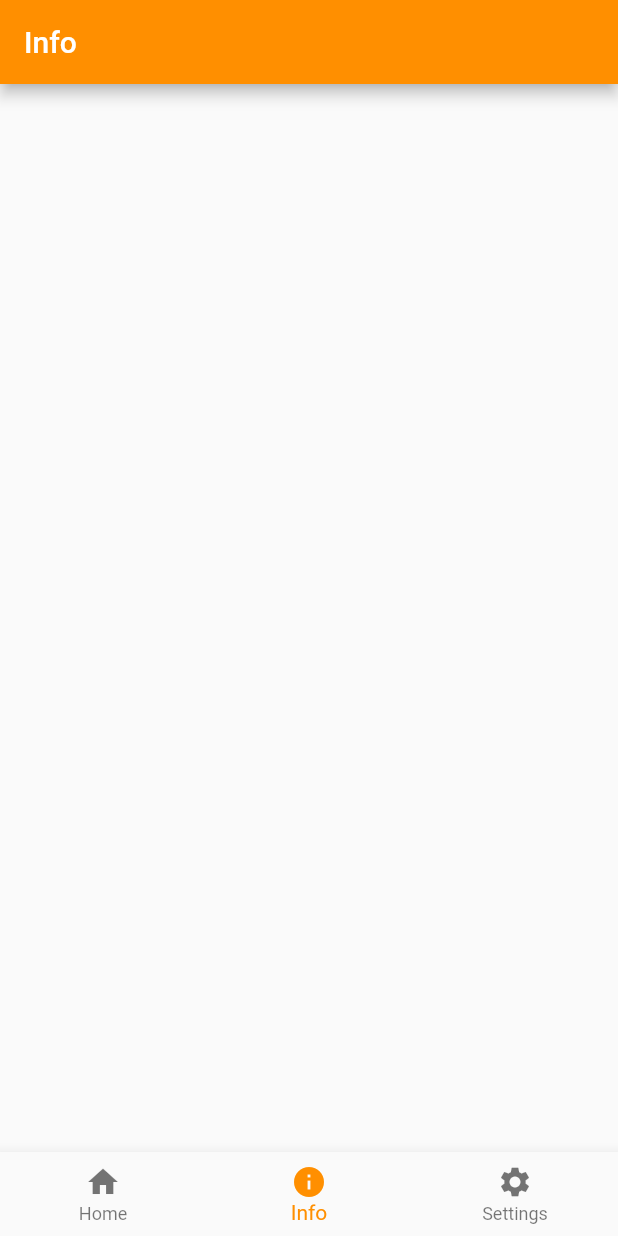
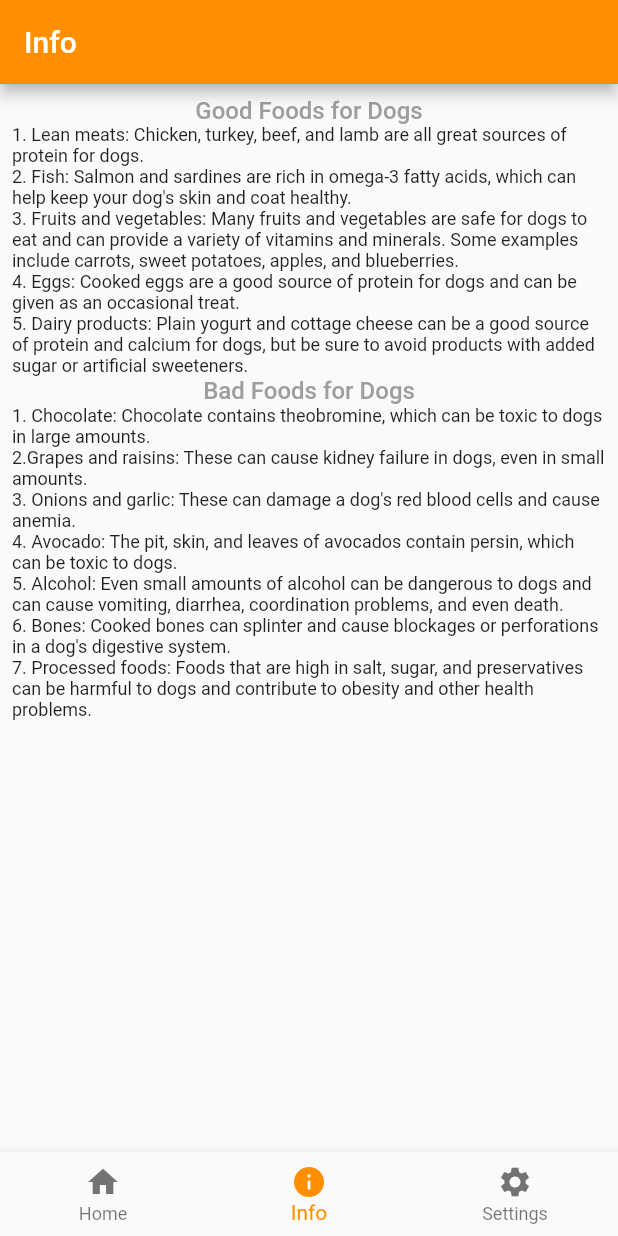
Before and after one commit to rusudinu/automatic-pet-feeder, a Flutter app: the screen it shows after launch, item 2 of the bottom bar chosen, on a phone screen of 412 x 824 dp. Run offline on Flutter 3.47's test engine with Material 2 defaults, Android fonts, the phone set to English and light mode, and no system bars; our stand-ins replace shared_preferences.

Commit message:
finished info

```diff
--- a/lib/info.dart
+++ b/lib/info.dart
@@ -12,7 +12,36 @@ class _InfoState extends State<Info> {
   Widget build(BuildContext context) {
     return SingleChildScrollView(
       child: Column(
-        children: [],
+        children: const [
+          Text(
+            "Good Foods for Dogs",
+            style: TextStyle(
+              fontWeight: FontWeight.w500,
+              fontSize: 16,
+              color: Colors.grey,
+            ),
+          ),
+          Text(
+            "1. Lean meats: Chicken, turkey, beef, and lamb are all great sources of protein for dogs.\n2. Fish: Salmon and sardines are rich in omega-3 fatty acids, which can help keep your dog's skin and coat healthy.\n3. Fruits and vegetables: Many fruits and vegetables are safe for dogs to eat and can provide a variety of vitamins and minerals. Some examples include carrots, sweet potatoes, apples, and blueberries.\n4. Eggs: Cooked eggs are a good source of protein for dogs and can be given as an occasional treat.\n5. Dairy products: Plain yogurt and cottage cheese can be a good source of protein and calcium for dogs, but be sure to avoid products with added sugar or artificial sweeteners.",
+            style: TextStyle(
+              fontSize: 12,
+            ),
+          ),
+          Text(
+            "Bad Foods for Dogs",
+            style: TextStyle(
+              fontWeight: FontWeight.w500,
+              fontSize: 16,
+              color: Colors.grey,
+            ),
+          ),
+          Text(
+            "1. Chocolate: Chocolate contains theobromine, which can be toxic to dogs in large amounts.\n2.Grapes and raisins: These can cause kidney failure in dogs, even in small amounts.\n3. Onions and garlic: These can damage a dog's red blood cells and cause anemia.\n4. Avocado: The pit, skin, and leaves of avocados contain persin, which can be toxic to dogs.\n5. Alcohol: Even small amounts of alcohol can be dangerous to dogs and can cause vomiting, diarrhea, coordination problems, and even death.\n6. Bones: Cooked bones can splinter and cause blockages or perforations in a dog's digestive system.\n7. Processed foods: Foods that are high in salt, sugar, and preservatives can be harmful to dogs and contribute to obesity and other health problems.",
+            style: TextStyle(
+              fontSize: 12,
+            ),
+          ),
+        ],
       ),
     );
   }
```
